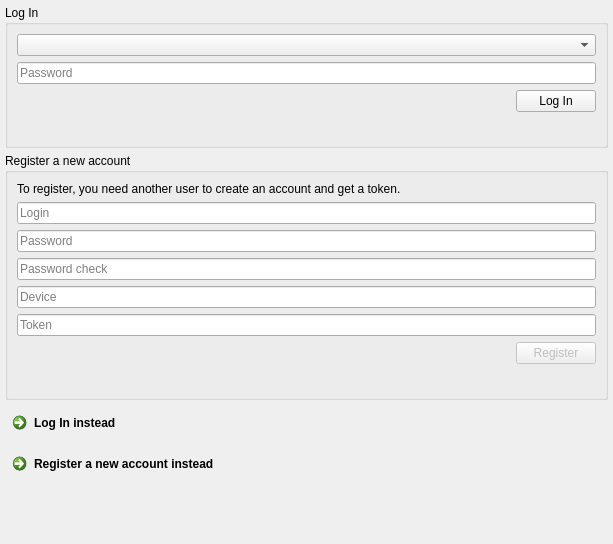
The window that parsec/core/gui/forms/login_widget.ui (Scille/parsec-cloud) describes before a commit, drawn with Qt 5.
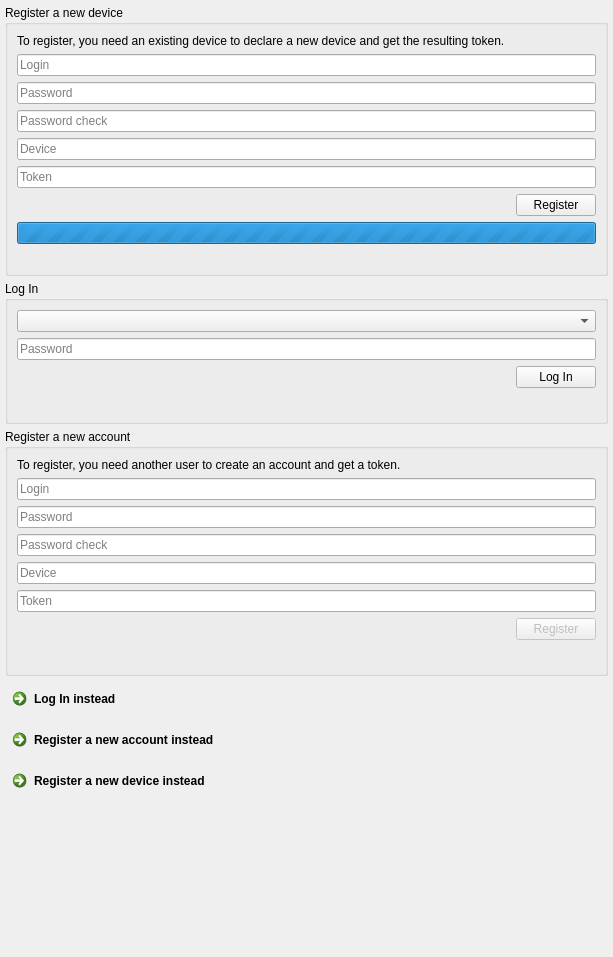
The same window after the commit.

Commit message: Add register device in gui, improve gui current folder reloading on changes

Patch:
```diff
--- a/parsec/core/gui/forms/login_widget.ui
+++ b/parsec/core/gui/forms/login_widget.ui
@@ -7,7 +7,7 @@
     <x>0</x>
     <y>0</y>
     <width>613</width>
-    <height>544</height>
+    <height>957</height>
    </rect>
   </property>
   <property name="sizePolicy">
@@ -35,6 +35,107 @@
    <property name="bottomMargin">
     <number>5</number>
    </property>
+   <item>
+    <widget class="QGroupBox" name="group_config_device">
+     <property name="title">
+      <string>Register a new device</string>
+     </property>
+     <layout class="QVBoxLayout" name="verticalLayout_4">
+      <item>
+       <widget class="QLabel" name="device_label">
+        <property name="text">
+         <string>To register, you need an existing device to declare a new device and get the resulting token.</string>
+        </property>
+        <property name="wordWrap">
+         <bool>true</bool>
+        </property>
+       </widget>
+      </item>
+      <item>
+       <widget class="QLineEdit" name="device_line_edit_login">
+        <property name="placeholderText">
+         <string>Login</string>
+        </property>
+       </widget>
+      </item>
+      <item>
+       <widget class="QLineEdit" name="device_line_edit_password">
+        <property name="echoMode">
+         <enum>QLineEdit::Password</enum>
+        </property>
+        <property name="placeholderText">
+         <string>Password</string>
+        </property>
+       </widget>
+      </item>
+      <item>
+       <widget class="QLineEdit" name="device_line_edit_password_check">
+        <property name="echoMode">
+         <enum>QLineEdit::Password</enum>
+        </property>
+        <property name="placeholderText">
+         <string>Password check</string>
+        </property>
+       </widget>
+      </item>
+      <item>
+       <widget class="QLineEdit" name="device_line_edit_device">
+        <property name="placeholderText">
+         <string>Device</string>
+        </property>
+       </widget>
+      </item>
+      <item>
+       <widget class="QLineEdit" name="device_line_edit_token">
+        <property name="placeholderText">
+         <string>Token</string>
+        </property>
+       </widget>
+      </item>
+      <item>
+       <layout class="QHBoxLayout" name="horizontalLayout_2">
+        <item>
+         <spacer name="horizontalSpacer_3">
+          <property name="orientation">
+           <enum>Qt::Horizontal</enum>
+          </property>
+          <property name="sizeHint" stdset="0">
+           <size>
+            <width>40</width>
+            <height>20</height>
+           </size>
+          </property>
+         </spacer>
+        </item>
+        <item>
+         <widget class="QPushButton" name="device_button_config">
+          <property name="text">
+           <string>Register</string>
+          </property>
+         </widget>
+        </item>
+       </layout>
+      </item>
+      <item>
+       <widget class="QProgressBar" name="device_progress_bar">
+        <property name="maximum">
+         <number>0</number>
+        </property>
+        <property name="value">
+         <number>-1</number>
+        </property>
+       </widget>
+      </item>
+      <item>
+       <widget class="QLabel" name="device_label_error">
+        <property name="text">
+         <string/>
+        </property>
+       </widget>
+      </item>
+     </layout>
+    </widget>
+   </item>
    <item>
     <widget class="QGroupBox" name="group_login">
      <property name="title">
@@ -103,6 +204,9 @@
    </item>
    <item>
     <widget class="QGroupBox" name="group_claim">
+     <property name="enabled">
+      <bool>true</bool>
+     </property>
      <property name="title">
       <string>Register a new account</string>
      </property>
@@ -219,6 +323,13 @@
      </property>
     </widget>
    </item>
+   <item>
+    <widget class="QCommandLinkButton" name="button_config_device_instead">
+     <property name="text">
+      <string>Register a new device instead</string>
+     </property>
+    </widget>
+   </item>
    <item>
     <spacer name="verticalSpacer">
      <property name="orientation">
```
Left out of the diff: 180 changed lines with no effect on the pictures. The commit also changes 23 other files.
